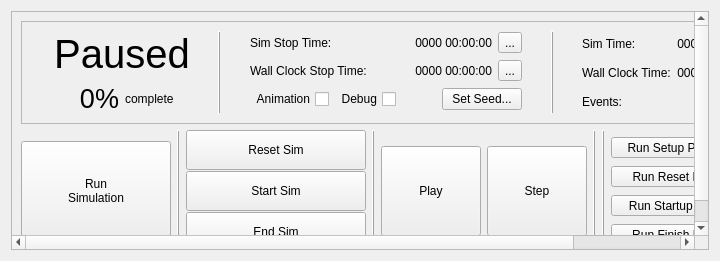
First picture: the form in origame/gui/sim/main/ui_files/main_sim_control_status.ui, repository DND-DRDC-RDDC/OS_ORIGAME, before the edit.
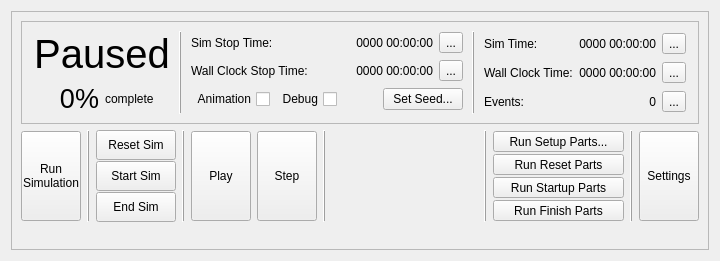
Second picture: the form after the edit. Icons and pictures are not drawn.

Commit message: return buttons to their original sizes

```diff
--- a/origame/gui/sim/main/ui_files/main_sim_control_status.ui
+++ b/origame/gui/sim/main/ui_files/main_sim_control_status.ui
@@ -456,14 +456,14 @@
           <widget class="QToolButton" name="run_sim_toolbutton">
            <property name="minimumSize">
             <size>
-             <width>150</width>
-             <height>100</height>
+             <width>60</width>
+             <height>90</height>
             </size>
            </property>
            <property name="maximumSize">
             <size>
-             <width>150</width>
-             <height>100</height>
+             <width>60</width>
+             <height>90</height>
             </size>
            </property>
            <property name="text">
@@ -507,14 +507,14 @@
             <widget class="QToolButton" name="reset_sim_toolbutton">
              <property name="minimumSize">
               <size>
-               <width>180</width>
-               <height>40</height>
+               <width>80</width>
+               <height>30</height>
               </size>
              </property>
              <property name="maximumSize">
               <size>
-               <width>180</width>
-               <height>40</height>
+               <width>80</width>
+               <height>30</height>
               </size>
              </property>
              <property name="text">
@@ -533,14 +533,14 @@
             <widget class="QToolButton" name="start_sim_toolbutton">
              <property name="minimumSize">
               <size>
-               <width>180</width>
-               <height>40</height>
+               <width>80</width>
+               <height>30</height>
               </size>
              </property>
              <property name="maximumSize">
               <size>
-               <width>180</width>
-               <height>40</height>
+               <width>80</width>
+               <height>30</height>
               </size>
              </property>
              <property name="text">
@@ -559,14 +559,14 @@
             <widget class="QToolButton" name="end_sim_toolbutton">
              <property name="minimumSize">
               <size>
-               <width>180</width>
-               <height>40</height>
+               <width>80</width>
+               <height>30</height>
               </size>
              </property>
              <property name="maximumSize">
               <size>
-               <width>180</width>
-               <height>40</height>
+               <width>80</width>
+               <height>30</height>
               </size>
              </property>
              <property name="text">
@@ -597,13 +597,13 @@
           <widget class="QToolButton" name="play_pause_sim_toolbutton">
            <property name="minimumSize">
             <size>
-             <width>100</width>
+             <width>60</width>
              <height>90</height>
             </size>
            </property>
            <property name="maximumSize">
             <size>
-             <width>100</width>
+             <width>60</width>
              <height>90</height>
             </size>
            </property>
@@ -629,13 +629,13 @@
           <widget class="QToolButton" name="step_sim_toolbutton">
            <property name="minimumSize">
             <size>
-             <width>100</width>
+             <width>60</width>
              <height>90</height>
             </size>
            </property>
            <property name="maximumSize">
             <size>
-             <width>100</width>
+             <width>60</width>
              <height>90</height>
             </size>
            </property>
```
The commit also changes 3 other files.
